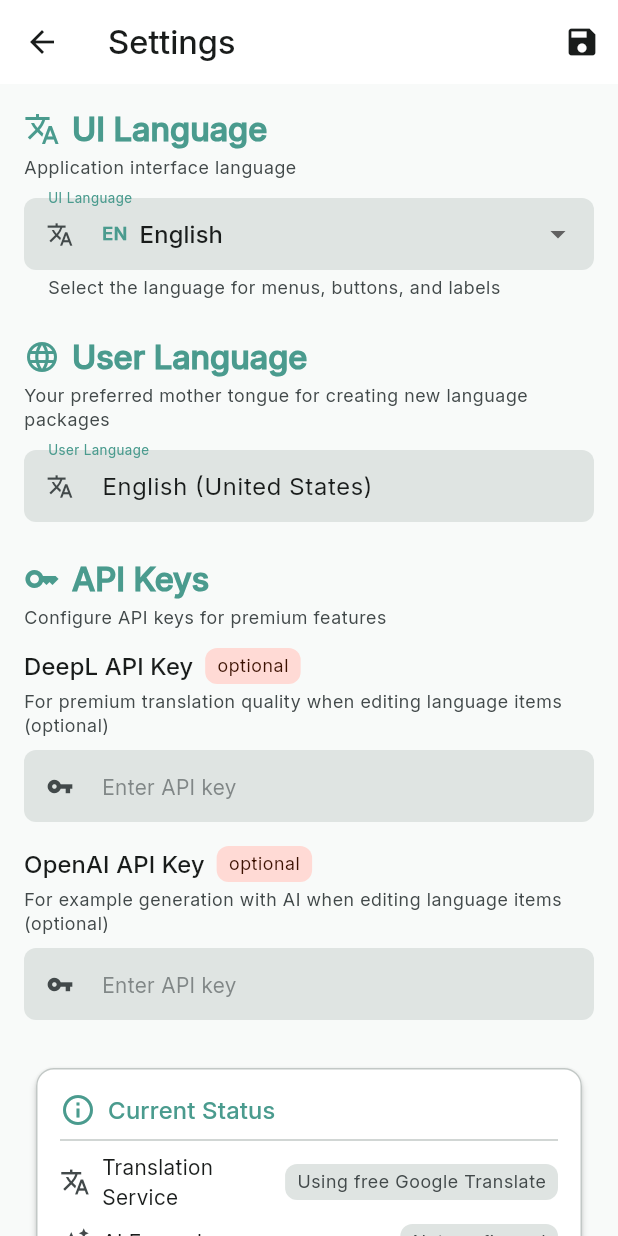
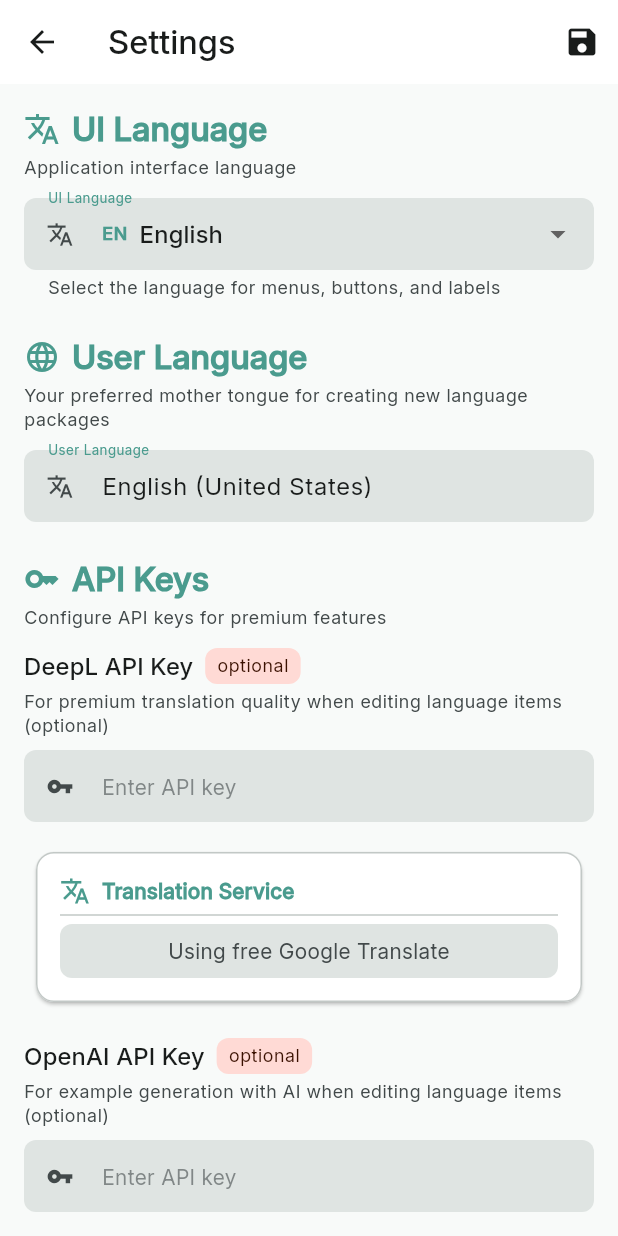
Before and after one commit to pittnerf/language_rally, a Flutter app: the AppSettingsPage screen opened directly, on a phone screen of 412 x 824 dp. Run offline on Flutter 3.47's test engine with Material 3 defaults, Android fonts, the phone set to English and light mode, and no system bars; our stand-ins replace audioplayers, equatable, file_picker, flutter_riverpod, flutter_svg, flutter_tts and 6 more; accounts and stored records are empty.

Commit message:
Restructure API keys settings - Show configuration on left and status on right in horizontal layout

```diff
--- a/lib/presentation/pages/settings/app_settings_page.dart
+++ b/lib/presentation/pages/settings/app_settings_page.dart
@@ -109,31 +109,36 @@ class _AppSettingsPageState extends ConsumerState<AppSettingsPage> {
             ),
             const SizedBox(height: AppTheme.spacing12),
 
-            // DeepL API Key
-            _buildApiKeyField(
+            // DeepL API Key with Status
+            _buildApiKeyRowWithStatus(
               controller: _deeplApiKeyController,
               label: l10n.deeplApiKey,
               hint: l10n.enterApiKey,
               description: l10n.deeplApiKeyDescription,
+              statusLabel: 'Translation Service',
+              statusTextActive: l10n.usingDeepL,
+              statusTextInactive: l10n.usingGoogleTranslate,
+              statusIcon: Icons.translate,
               isOptional: true,
               theme: theme,
+              settings: settings,
             ),
             const SizedBox(height: AppTheme.spacing16),
 
-            // OpenAI API Key
-            _buildApiKeyField(
+            // OpenAI API Key with Status
+            _buildApiKeyRowWithStatus(
               controller: _openaiApiKeyController,
               label: l10n.openaiApiKey,
               hint: l10n.enterApiKey,
               description: l10n.openaiApiKeyDescription,
+              statusLabel: 'AI Examples',
+              statusTextActive: 'Configured (OpenAI)',
+              statusTextInactive: 'Not configured',
+              statusIcon: Icons.auto_awesome,
               isOptional: true,
               theme: theme,
+              settings: settings,
             ),
-
-            const SizedBox(height: AppTheme.spacing24),
-
-            // Current Status Card
-            _buildStatusCard(theme, settings),
           ],
         ),
       ),
@@ -374,75 +379,113 @@ class _AppSettingsPageState extends ConsumerState<AppSettingsPage> {
     );
   }
 
-  Widget _buildStatusCard(ThemeData theme, dynamic settings) {
-    final l10n = AppLocalizations.of(context)!;
+  Widget _buildApiKeyRowWithStatus({
+    required TextEditingController controller,
+    required String label,
+    required String hint,
+    required String description,
+    required String statusLabel,
+    required String statusTextActive,
+    required String statusTextInactive,
+    required IconData statusIcon,
+    required bool isOptional,
+    required ThemeData theme,
+    required dynamic settings,
+  }) {
+    final isActive = controller.text.isNotEmpty;
+    final isScreenWide = MediaQuery.of(context).size.width > 600;
 
+    if (!isScreenWide) {
+      // Mobile layout: Stack vertically
+      return Column(
+        crossAxisAlignment: CrossAxisAlignment.start,
+        children: [
+          _buildApiKeyField(
+            controller: controller,
+            label: label,
+            hint: hint,
+            description: description,
+            isOptional: isOptional,
+            theme: theme,
+          ),
+          const SizedBox(height: AppTheme.spacing12),
+          _buildStatusCard(
+            theme: theme,
+            icon: statusIcon,
+            statusLabel: statusLabel,
+            statusText: isActive ? statusTextActive : statusTextInactive,
+            isActive: isActive,
+          ),
+        ],
+      );
+    }
+
+    // Desktop/Tablet layout: Side by side
+    return Row(
+      crossAxisAlignment: CrossAxisAlignment.start,
+      children: [
+        Expanded(
+          flex: 3,
+          child: _buildApiKeyField(
+            controller: controller,
+            label: label,
+            hint: hint,
+            description: description,
+            isOptional: isOptional,
+            theme: theme,
+          ),
+        ),
+        const SizedBox(width: AppTheme.spacing16),
+        Expanded(
+          flex: 2,
+          child: _buildStatusCard(
+            theme: theme,
+            icon: statusIcon,
+            statusLabel: statusLabel,
+            statusText: isActive ? statusTextActive : statusTextInactive,
+            isActive: isActive,
+          ),
+        ),
+      ],
+    );
+  }
+
+  Widget _buildStatusCard({
+    required ThemeData theme,
+    required IconData icon,
+    required String statusLabel,
+    required String statusText,
+    required bool isActive,
+  }) {
     return Card(
-      elevation: 2,
+      elevation: 1,
       child: Padding(
         padding: const EdgeInsets.all(AppTheme.spacing16),
         child: Column(
           crossAxisAlignment: CrossAxisAlignment.start,
+          mainAxisSize: MainAxisSize.min,
           children: [
             Row(
               children: [
-                Icon(Icons.info_outline, color: theme.colorScheme.primary),
+                Icon(icon, size: 20, color: theme.colorScheme.primary),
                 const SizedBox(width: AppTheme.spacing8),
-                Text(
-                  'Current Status',
-                  style: theme.textTheme.titleMedium?.copyWith(
+                Expanded(
+                  child: Text(
+                    statusLabel,
+                    style: theme.textTheme.titleSmall?.copyWith(
                       color: theme.colorScheme.primary,
+                      fontWeight: FontWeight.bold,
+                    ),
                   ),
                 ),
               ],
             ),
-            const Divider(height: AppTheme.spacing16),
-            _buildStatusRow(
-              theme,
-              Icons.translate,
-              'Translation Service',
-              settings.deeplApiKey != null && settings.deeplApiKey!.isNotEmpty
-                  ? l10n.usingDeepL
-                  : l10n.usingGoogleTranslate,
-              settings.deeplApiKey != null && settings.deeplApiKey!.isNotEmpty,
-            ),
-            const SizedBox(height: AppTheme.spacing8),
-            _buildStatusRow(
-              theme,
-              Icons.auto_awesome,
-              'AI Examples',
-              settings.openaiApiKey != null && settings.openaiApiKey!.isNotEmpty
-                  ? 'Configured (OpenAI)'
-                  : 'Not configured',
-              settings.openaiApiKey != null && settings.openaiApiKey!.isNotEmpty,
-            ),
-          ],
-        ),
-      ),
-    );
-  }
-
-  Widget _buildStatusRow(
-    ThemeData theme,
-    IconData icon,
-    String label,
-    String status,
-    bool isActive,
-  ) {
-    return Row(
-      children: [
-        Icon(icon, size: 20, color: theme.colorScheme.onSurfaceVariant),
-        const SizedBox(width: AppTheme.spacing8),
-        Expanded(
-          child: Text(
-            label,
-            style: theme.textTheme.bodyMedium,
-          ),
-        ),
+            const Divider(height: AppTheme.spacing12),
             Container(
+              width: double.infinity,
               padding: const EdgeInsets.symmetric(
-            horizontal: AppTheme.spacing8,
-            vertical: AppTheme.spacing4,
+                horizontal: AppTheme.spacing12,
+                vertical: AppTheme.spacing8,
               ),
               decoration: BoxDecoration(
                 color: isActive
@@ -451,15 +494,19 @@ class _AppSettingsPageState extends ConsumerState<AppSettingsPage> {
                 borderRadius: BorderRadius.circular(AppTheme.radiusSmall),
               ),
               child: Text(
-            status,
-            style: theme.textTheme.bodySmall?.copyWith(
+                statusText,
+                style: theme.textTheme.bodyMedium?.copyWith(
                   color: isActive
                       ? theme.colorScheme.onPrimaryContainer
                       : theme.colorScheme.onSurfaceVariant,
+                  fontWeight: isActive ? FontWeight.w500 : FontWeight.normal,
                 ),
+                textAlign: TextAlign.center,
               ),
             ),
           ],
+        ),
+      ),
     );
   }
 
```
Lines whose indentation alone changed are shown as unchanged.
